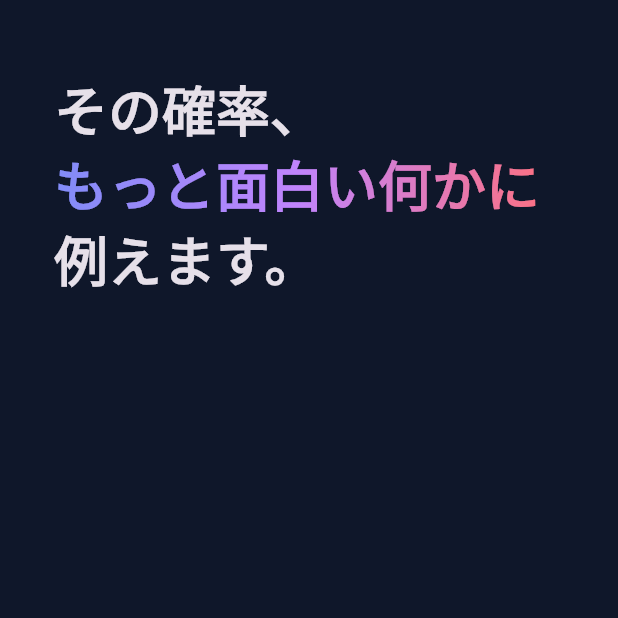
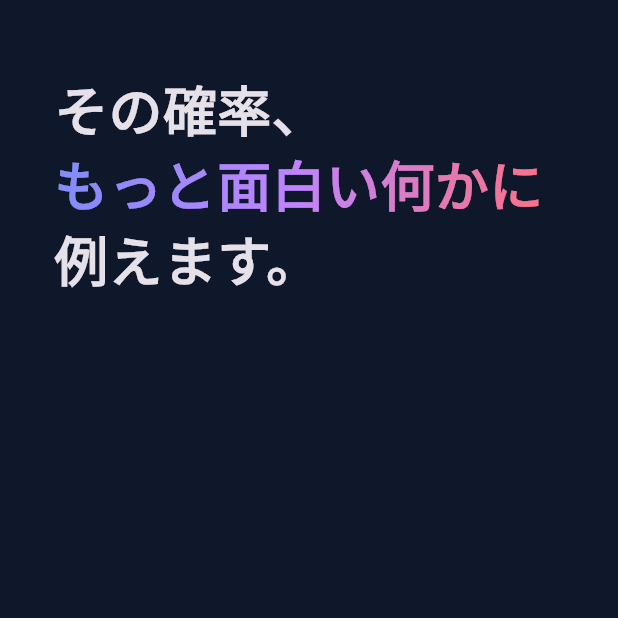
Before and after one commit to renusuda/touka, a Flutter app: the screen it shows after launch, on a phone screen of 412 x 824 dp, the top half of it. Run offline on Flutter 3.47's test engine with Material 3 defaults, Android fonts, the phone set to English and light mode, and no system bars; our stand-ins replace google_fonts.

Commit message:
feat: Apply Noto Sans JP font to theme and hero text
Co-Authored-By: Claude Opus 4.6 <noreply@anthropic.com>

```diff
--- a/lib/main.dart
+++ b/lib/main.dart
@@ -1,4 +1,5 @@
 import 'package:flutter/material.dart';
+import 'package:google_fonts/google_fonts.dart';
 import 'package:touka/widgets/hero_text.dart';
 
 void main() {
@@ -16,6 +17,9 @@ class MyApp extends StatelessWidget {
       theme: ThemeData(
         brightness: Brightness.dark,
         scaffoldBackgroundColor: const Color(0xFF0F172A),
+        textTheme: GoogleFonts.notoSansJpTextTheme(
+          ThemeData(brightness: Brightness.dark).textTheme,
+        ),
       ),
       home: const HomeScreen(),
     );
--- a/lib/widgets/hero_text.dart
+++ b/lib/widgets/hero_text.dart
@@ -1,4 +1,5 @@
 import 'package:flutter/material.dart';
+import 'package:google_fonts/google_fonts.dart';
 
 class HeroText extends StatelessWidget {
   const HeroText({super.key});
@@ -10,7 +11,8 @@ class HeroText extends StatelessWidget {
       children: [
         Text(
           'その確率、',
-          style: Theme.of(context).textTheme.displaySmall?.copyWith(
+          style: GoogleFonts.notoSansJp(
+            fontSize: 36,
             fontWeight: FontWeight.w900,
             height: 1.4,
           ),
@@ -25,7 +27,8 @@ class HeroText extends StatelessWidget {
           ).createShader(bounds),
           child: Text(
             'もっと面白い何かに',
-            style: Theme.of(context).textTheme.displaySmall?.copyWith(
+            style: GoogleFonts.notoSansJp(
+              fontSize: 36,
               fontWeight: FontWeight.w900,
               height: 1.4,
               color: Colors.white,
@@ -34,7 +37,8 @@ class HeroText extends StatelessWidget {
         ),
         Text(
           '例えます。',
-          style: Theme.of(context).textTheme.displaySmall?.copyWith(
+          style: GoogleFonts.notoSansJp(
+            fontSize: 36,
             fontWeight: FontWeight.w900,
             height: 1.4,
           ),
```
